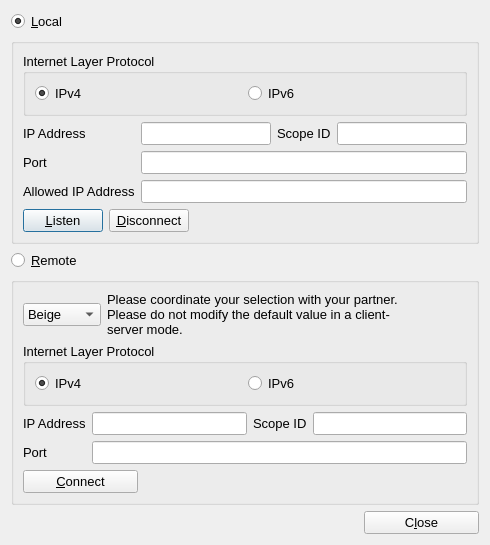
Above: UI/setupDialog.ui from textbrowser/qtchess before the change. Below: the same form after it.
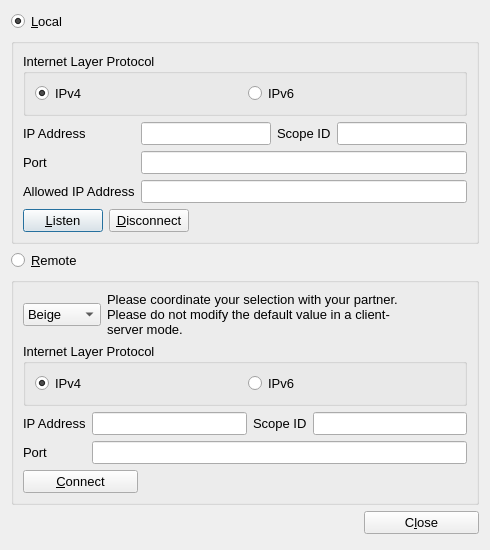
That is the form after the change. Icons and pictures are not drawn.

What changed in the file:
```diff
--- a/UI/setupDialog.ui
+++ b/UI/setupDialog.ui
@@ -7,7 +7,7 @@
     <x>0</x>
     <y>0</y>
     <width>490</width>
-    <height>535</height>
+    <height>550</height>
    </rect>
   </property>
   <property name="minimumSize">
```
